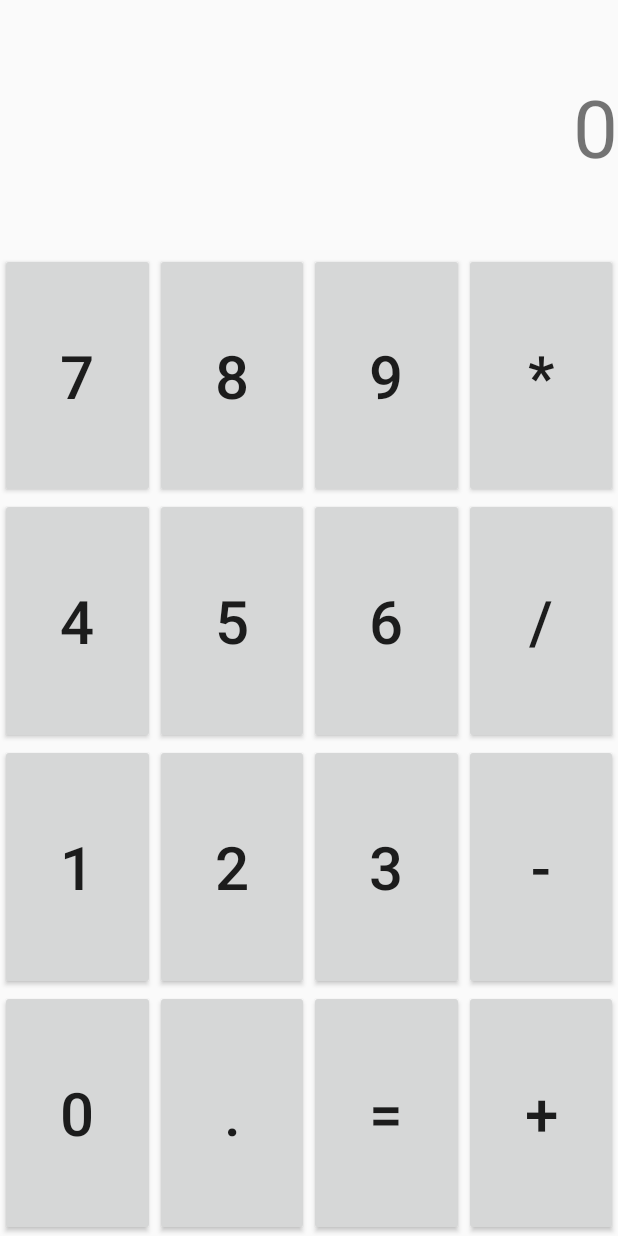
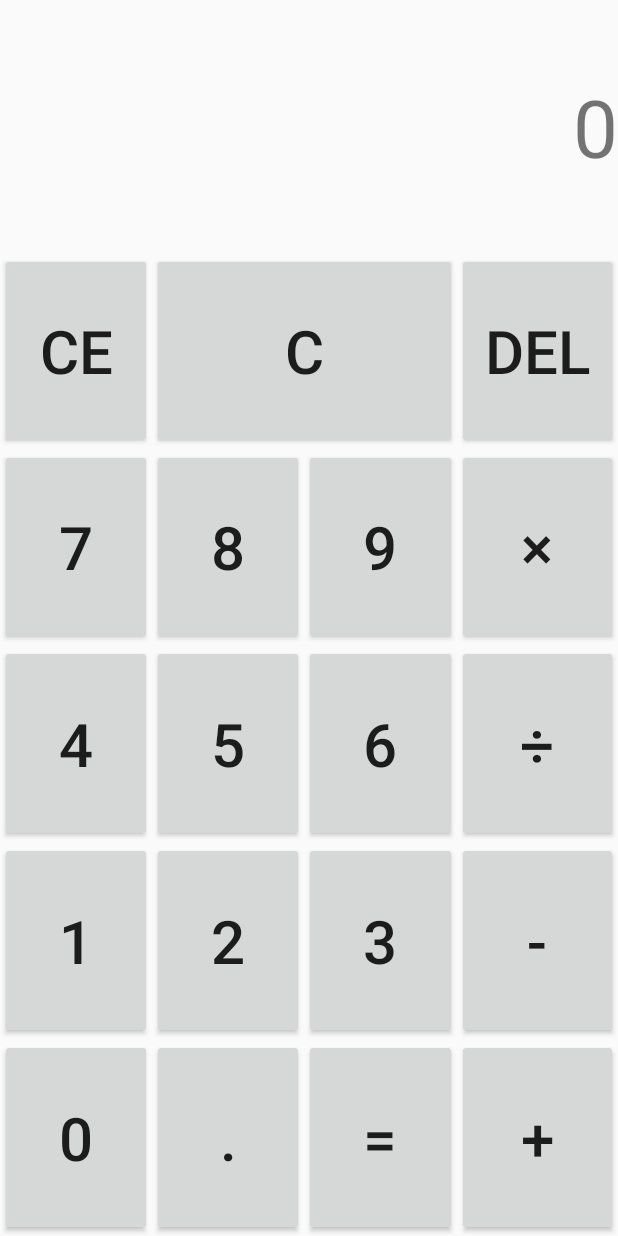
Before and after one commit to carsonalh/calculator, an Android app: the screen it shows after launch (MainActivity), on a phone screen of 412 x 824 dp. Run offline under Robolectric (Android 15) with nearby library versions, the phone set to English and light mode, and no system bars.

Commit message:
Add clear, clear entry and del buttons
Also fix warnings of hard-coded strings.

```diff
--- a/app/src/main/java/au/com/carsonholloway/calculator/MainActivity.kt
+++ b/app/src/main/java/au/com/carsonholloway/calculator/MainActivity.kt
@@ -14,7 +14,11 @@ class MainActivity : ComponentActivity() {
         setContentView(R.layout.calculator)
 
         display = findViewById(R.id.display)
+        display.text = calculator.display
 
+        val buttonClear = findViewById<Button>(R.id.button_c)
+        val buttonClearEntry = findViewById<Button>(R.id.button_clear_entry)
+        val buttonDelete = findViewById<Button>(R.id.button_delete)
         val button0 = findViewById<Button>(R.id.button_0)
         val button1 = findViewById<Button>(R.id.button_1)
         val button2 = findViewById<Button>(R.id.button_2)
@@ -32,6 +36,9 @@ class MainActivity : ComponentActivity() {
         val buttonDecimal = findViewById<Button>(R.id.button_decimal)
         val buttonEqual = findViewById<Button>(R.id.button_equal)
 
+        buttonClear.setOnClickListener { calculator.inputClear(); updateDisplay() }
+        buttonClearEntry.setOnClickListener { calculator.inputClearEntry(); updateDisplay() }
+        buttonDelete.setOnClickListener { calculator.inputDelete(); updateDisplay() }
         button0.setOnClickListener { calculator.inputDigit(0); updateDisplay() }
         buttonDecimal.setOnClickListener { calculator.inputDecimal(); updateDisplay() }
         buttonEqual.setOnClickListener { calculator.inputEqual(); updateDisplay() }
--- a/app/src/main/res/layout/calculator.xml
+++ b/app/src/main/res/layout/calculator.xml
@@ -10,60 +10,69 @@
         android:ellipsize="start"
         android:textAlignment="textEnd"
         android:textSize="24pt"
-        android:paddingVertical="22pt"
-        android:text="0" />
+        android:paddingVertical="22pt" />
     <GridLayout
         android:layout_width="match_parent"
         android:layout_height="match_parent"
         android:columnCount="4"
-        android:rowCount="4">
+        android:rowCount="5">
+        <Button android:id="@+id/button_clear_entry"
+            style="@style/CalculatorButton"
+            android:text="@string/clear_entry" />
+        <Button android:id="@+id/button_c"
+            style="@style/CalculatorButton"
+            android:layout_columnSpan="2"
+            android:text="@string/clear" />
+        <Button android:id="@+id/button_delete"
+            style="@style/CalculatorButton"
+            android:text="@string/delete" />
         <Button android:id="@+id/button_7"
             style="@style/CalculatorButton"
-            android:text="7" />
+            android:text="@string/digit_7" />
         <Button android:id="@+id/button_8"
             style="@style/CalculatorButton"
-            android:text="8" />
+            android:text="@string/digit_8" />
         <Button android:id="@+id/button_9"
             style="@style/CalculatorButton"
-            android:text="9" />
+            android:text="@string/digit_9" />
         <Button android:id="@+id/button_multiply"
             style="@style/CalculatorButton"
-            android:text="*" />
+            android:text="@string/multiply_symbol" />
         <Button android:id="@+id/button_4"
             style="@style/CalculatorButton"
-            android:text="4" />
+            android:text="@string/digit_4" />
         <Button android:id="@+id/button_5"
             style="@style/CalculatorButton"
-            android:text="5" />
+            android:text="@string/digit_5" />
         <Button android:id="@+id/button_6"
             style="@style/CalculatorButton"
-            android:text="6" />
+            android:text="@string/digit_6" />
         <Button android:id="@+id/button_divide"
             style="@style/CalculatorButton"
-            android:text="/" />
+            android:text="@string/divide_symbol" />
         <Button android:id="@+id/button_1"
             style="@style/CalculatorButton"
-            android:text="1" />
+            android:text="@string/digit_1" />
         <Button android:id="@+id/button_2"
             style="@style/CalculatorButton"
-            android:text="2" />
+            android:text="@string/digit_2" />
         <Button android:id="@+id/button_3"
             style="@style/CalculatorButton"
-            android:text="3" />
+            android:text="@string/digit_3" />
         <Button android:id="@+id/button_subtract"
             style="@style/CalculatorButton"
-            android:text="-" />
+            android:text="@string/subtract_symbol" />
         <Button android:id="@+id/button_0"
             style="@style/CalculatorButton"
-            android:text="0" />
+            android:text="@string/digit_0" />
         <Button android:id="@+id/button_decimal"
             style="@style/CalculatorButton"
-            android:text="." />
+            android:text="@string/decimal_indicator" />
         <Button android:id="@+id/button_equal"
             style="@style/CalculatorButton"
-            android:text="=" />
+            android:text="@string/equals" />
         <Button android:id="@+id/button_add"
             style="@style/CalculatorButton"
-            android:text="+" />
+            android:text="@string/add_symbol" />
     </GridLayout>
 </LinearLayout>
--- a/app/src/main/res/values/strings.xml
+++ b/app/src/main/res/values/strings.xml
@@ -1,3 +1,22 @@
 <resources>
     <string name="app_name">Calculator</string>
+    <string name="digit_0">0</string>
+    <string name="digit_1">1</string>
+    <string name="digit_2">2</string>
+    <string name="digit_3">3</string>
+    <string name="digit_4">4</string>
+    <string name="digit_5">5</string>
+    <string name="digit_6">6</string>
+    <string name="digit_7">7</string>
+    <string name="digit_8">8</string>
+    <string name="digit_9">9</string>
+    <string name="clear">C</string>
+    <string name="clear_entry">CE</string>
+    <string name="delete">DEL</string>
+    <string name="multiply_symbol">×</string>
+    <string name="divide_symbol">÷</string>
+    <string name="subtract_symbol">-</string>
+    <string name="decimal_indicator">.</string>
+    <string name="equals">=</string>
+    <string name="add_symbol">+</string>
 </resources>
```
Also changed, not shown: app/src/main/java/au/com/carsonholloway/calculator/Calculator.kt (+36 -4 lines), 1 other file.
